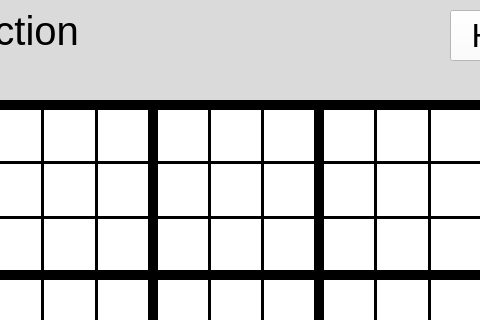
First picture: the form in Sudoku/mainwindow.ui, repository UofU-CS3505/cs3505-assignment9-AveryBroadbent, before the edit; both pictures show x 150 to 630 and y 0 to 320 of the 838 by 730 pixel window.
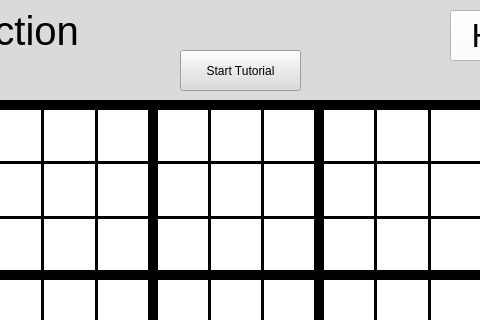
Second picture: the form after the edit. Icons and pictures are not drawn. Custom widgets are drawn as their Qt base class.

```diff
--- a/Sudoku/mainwindow.ui
+++ b/Sudoku/mainwindow.ui
@@ -2416,6 +2416,19 @@
        </size>
       </property>
      </widget>
+     <widget class="QPushButton" name="startTutorialButton">
+      <property name="geometry">
+       <rect>
+        <x>330</x>
+        <y>50</y>
+        <width>121</width>
+        <height>41</height>
+       </rect>
+      </property>
+      <property name="text">
+       <string>Start Tutorial</string>
+      </property>
+     </widget>
     </widget>
     <widget class="QWidget" name="Intro2">
      <widget class="QLabel" name="label_7">
```
